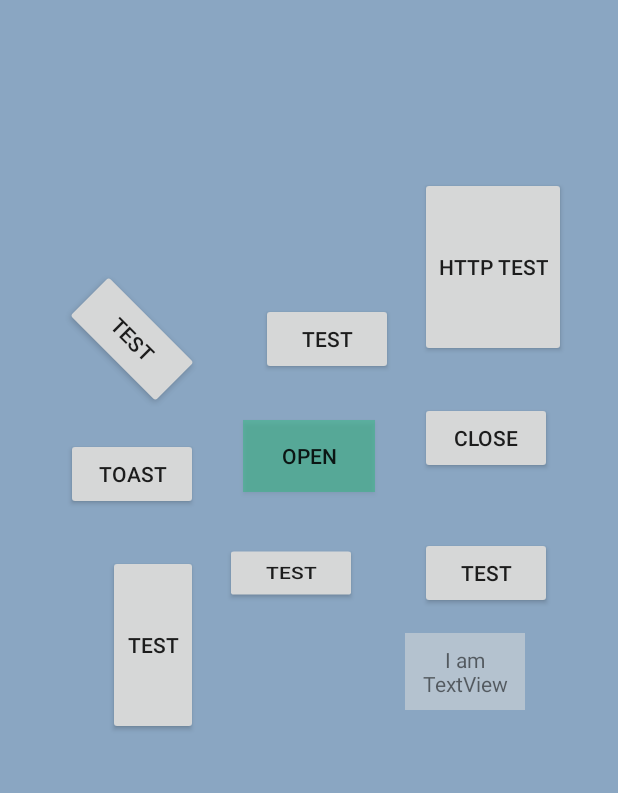
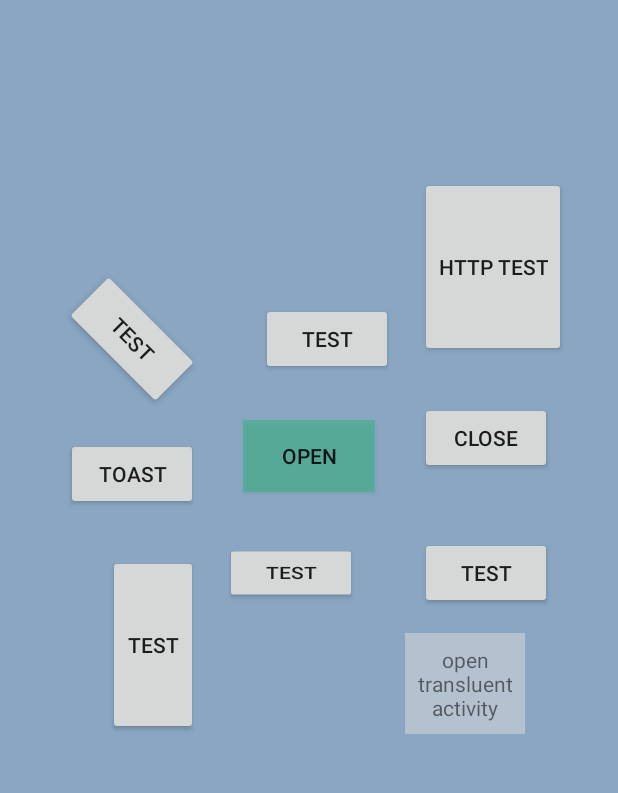
Before and after one commit to whataa/pandora, an Android app: the screen it shows after launch (MainActivity), on a phone screen of 412 x 824 dp, the part 204-997 px from its top. Run offline under Robolectric (Android 15) with nearby library versions, the phone set to English and light mode, and no system bars; our stand-ins replace Room's generated code; libraries missing offline, so code that uses them is left out: android.arch.persistence.

Commit message:
:bug: fix bug: 1. notifyItemRemoved causes index exception, 2. view-inspect's state when screen rotation.

```diff
--- a/app/src/main/AndroidManifest.xml
+++ b/app/src/main/AndroidManifest.xml
@@ -20,6 +20,7 @@
                 <category android:name="android.intent.category.LAUNCHER" />
             </intent-filter>
         </activity>
+        <activity android:name=".TransActivity" android:theme="@style/AppTheme.Translucent"/>
     </application>
 
 </manifest>
--- a/app/src/main/java/tech/linjiang/android/pandora/MainActivity.java
+++ b/app/src/main/java/tech/linjiang/android/pandora/MainActivity.java
@@ -1,5 +1,6 @@
 package tech.linjiang.android.pandora;
 
+import android.content.Intent;
 import android.content.SharedPreferences;
 import android.graphics.Color;
 import android.os.Bundle;
@@ -38,6 +39,18 @@ public class MainActivity extends AppCompatActivity {
             @Override
             public void onClick(View v) {
                 Pandora.get().close();
+            }
+        });
+        findViewById(R.id.another_activity).setOnClickListener(new View.OnClickListener() {
+            @Override
+            public void onClick(View v) {
+                startActivity(new Intent(MainActivity.this, TransActivity.class));
+            }
+        });
+        findViewById(R.id.toast).setOnClickListener(new View.OnClickListener() {
+            @Override
+            public void onClick(View v) {
+                Toast.makeText(MainActivity.this, "click", Toast.LENGTH_SHORT).show();
             }
         });
         findViewById(R.id.toast).setOnClickListener(new View.OnClickListener() {
--- a/app/src/main/res/layout/activity_main.xml
+++ b/app/src/main/res/layout/activity_main.xml
@@ -64,7 +64,6 @@
 
         <Button
             android:layout_width="60dp"
-
             android:layout_height="120dp"
             android:layout_below="@id/open"
             android:layout_marginTop="12dp"
@@ -89,6 +88,7 @@
             android:text="test" />
 
         <TextView
+            android:id="@+id/another_activity"
             android:layout_width="80dp"
             android:layout_height="wrap_content"
             android:layout_alignLeft="@id/test"
@@ -98,7 +98,7 @@
             android:background="#b4c2cf"
             android:gravity="center"
             android:padding="8dp"
-            android:text="I am TextView" />
+            android:text="open transluent activity" />
     </RelativeLayout>
 
     <FrameLayout
--- a/app/src/main/res/values/styles.xml
+++ b/app/src/main/res/values/styles.xml
@@ -8,4 +8,8 @@
         <item name="colorAccent">@color/colorAccent</item>
     </style>
 
+    <style name="AppTheme.Translucent" >
+        <item name="android:windowBackground">@android:color/transparent</item>
+        <item name="android:windowIsTranslucent">true</item>
+    </style>
 </resources>
--- a/pandora-core/src/main/java/tech/linjiang/pandora/ui/Dispatcher.java
+++ b/pandora-core/src/main/java/tech/linjiang/pandora/ui/Dispatcher.java
@@ -110,8 +110,9 @@ public class Dispatcher extends AppCompatActivity implements UIStateCallback {
     @Override
     protected void onStop() {
         super.onStop();
-        if (!Utils.isNotEmpty(getSupportFragmentManager().getFragments())) {
+        if (type != Type.NET && type != Type.FILE) {
             finish();
+            return;
         }
     }
 
--- a/pandora-core/src/main/java/tech/linjiang/pandora/ui/recyclerview/UniversalAdapter.java
+++ b/pandora-core/src/main/java/tech/linjiang/pandora/ui/recyclerview/UniversalAdapter.java
@@ -49,6 +49,7 @@ public class UniversalAdapter
     public void removeItem(int index) {
         data.remove(index);
         notifyItemRemoved(index);
+        notifyItemRangeChanged(index, getItemCount() - index);
     }
 
     public List<BaseItem> getItems() {
```
Also changed, not shown: app/src/main/java/tech/linjiang/android/pandora/TransActivity.java (added, +17 -0 lines), app/src/main/res/layout/activity_another.xml (added, +18 -0 lines), pandora-core/src/main/java/tech/linjiang/pandora/ui/fragment/SPFragment.java (+9 -0 lines), pandora-core/src/main/java/tech/linjiang/pandora/ui/fragment/ViewAttrFragment.java (+4 -5 lines).
